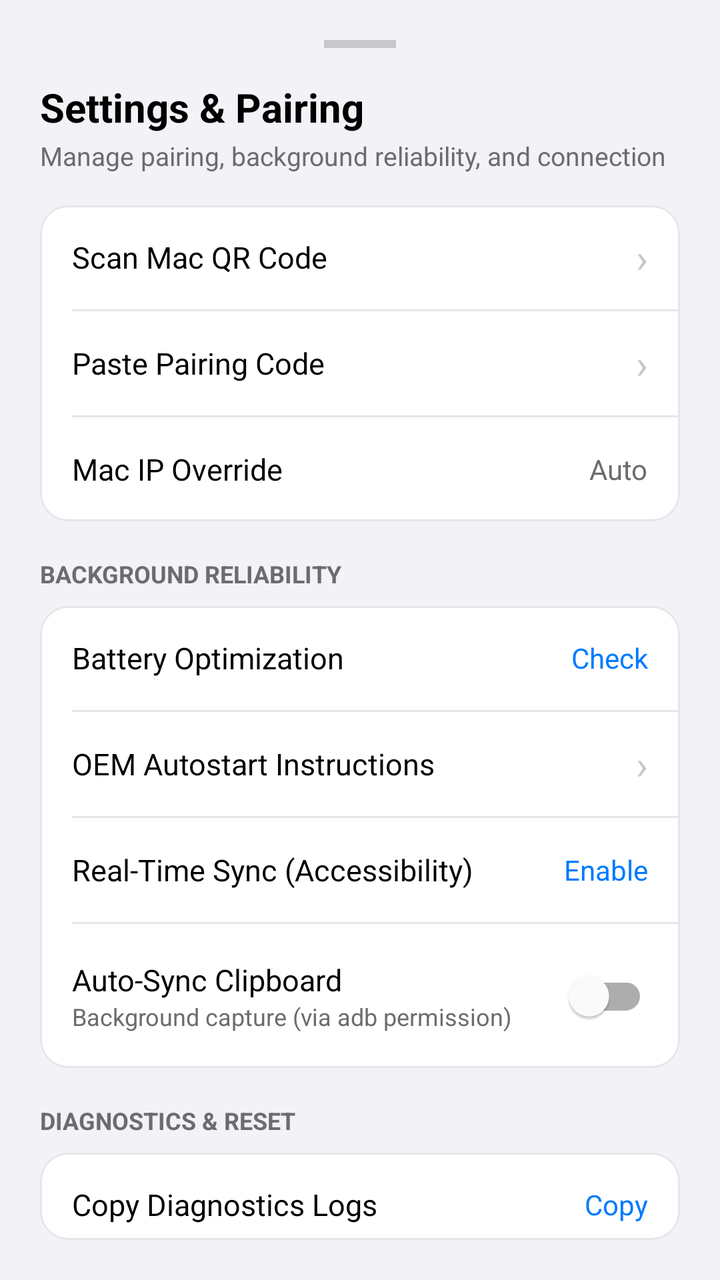
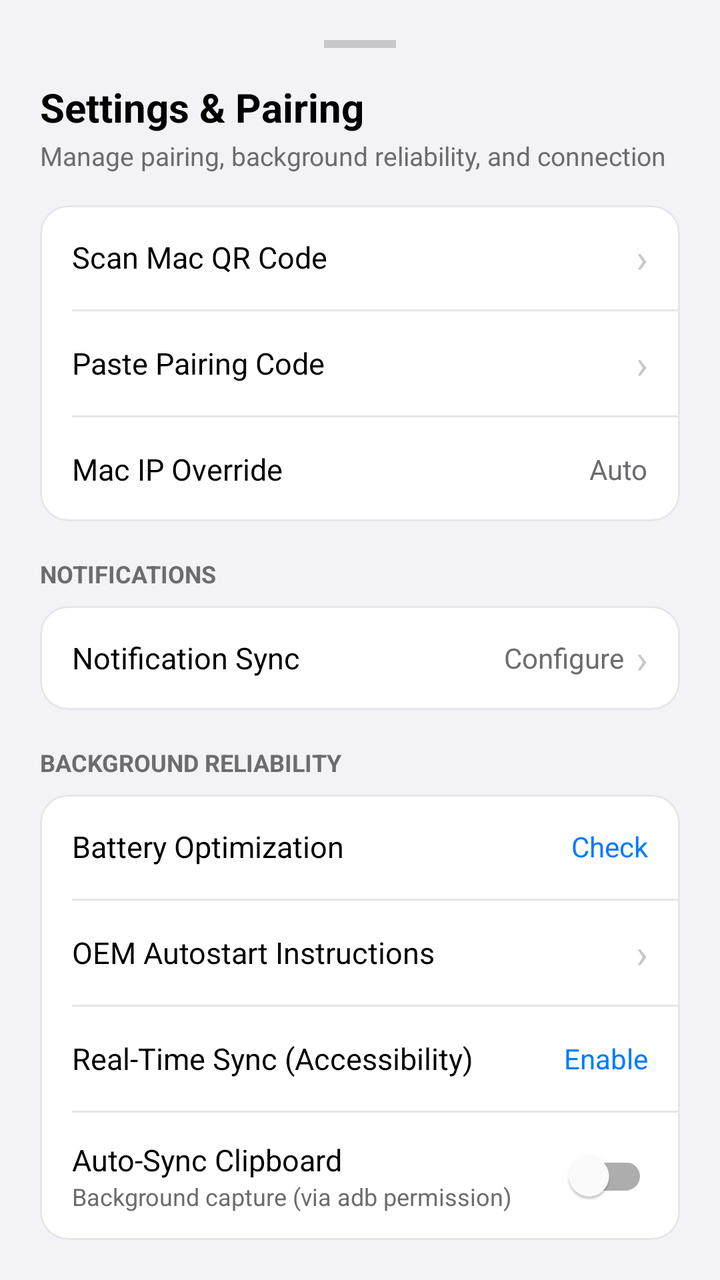

The first picture is an Android layout as it rendered before a commit; the second is the same layout after the commit. The layout source and the unified diff follow.
<!-- AndroidManifest.xml: application theme Theme.Bridge -->
<!-- res/layout/bottom_sheet_settings.xml -->
<?xml version="1.0" encoding="utf-8"?>
<LinearLayout xmlns:android="http://schemas.android.com/apk/res/android"
    xmlns:app="http://schemas.android.com/apk/res-auto"
    android:layout_width="match_parent"
    android:layout_height="wrap_content"
    android:background="@color/surface"
    android:orientation="vertical"
    android:padding="20dp">

    
    <View
        android:layout_width="36dp"
        android:layout_height="4dp"
        android:layout_gravity="center_horizontal"
        android:layout_marginBottom="16dp"
        android:background="@color/chevron_color" />

    <TextView
        android:layout_width="wrap_content"
        android:layout_height="wrap_content"
        android:text="Settings &amp; Pairing"
        android:textSize="20sp"
        android:textStyle="bold"
        android:textColor="@color/text_primary" />

    <TextView
        android:layout_width="wrap_content"
        android:layout_height="wrap_content"
        android:layout_marginTop="2dp"
        android:layout_marginBottom="16dp"
        android:text="Manage pairing, background reliability, and connection"
        android:textSize="13sp"
        android:textColor="@color/text_secondary" />

    
    <com.google.android.material.card.MaterialCardView
        android:layout_width="match_parent"
        android:layout_height="wrap_content"
        app:cardBackgroundColor="@color/card_background"
        app:cardCornerRadius="14dp"
        app:cardElevation="0dp"
        app:strokeWidth="1dp"
        app:strokeColor="@color/card_stroke">

        <LinearLayout
            android:layout_width="match_parent"
            android:layout_height="wrap_content"
            android:orientation="vertical">

            <LinearLayout
                android:id="@+id/rowScanQr"
                android:layout_width="match_parent"
                android:layout_height="52dp"
                android:background="?attr/selectableItemBackground"
                android:clickable="true"
                android:focusable="true"
                android:gravity="center_vertical"
                android:paddingHorizontal="16dp">

                <TextView
                    android:layout_width="0dp"
                    android:layout_height="wrap_content"
                    android:layout_weight="1"
                    android:text="Scan Mac QR Code"
                    android:textSize="15sp"
                    android:textColor="@color/text_primary" />

                <TextView
                    android:layout_width="wrap_content"
                    android:layout_height="wrap_content"
                    android:text="›"
                    android:textSize="20sp"
                    android:textColor="@color/chevron_color" />
            </LinearLayout>

            <View
                android:layout_width="match_parent"
                android:layout_height="1dp"
                android:layout_marginStart="16dp"
                android:background="@color/card_stroke" />

            <LinearLayout
                android:id="@+id/rowPastePairing"
                android:layout_width="match_parent"
                android:layout_height="52dp"
                android:background="?attr/selectableItemBackground"
                android:clickable="true"
                android:focusable="true"
                android:gravity="center_vertical"
                android:paddingHorizontal="16dp">

                <TextView
                    android:layout_width="0dp"
                    android:layout_height="wrap_content"
                    android:layout_weight="1"
                    android:text="Paste Pairing Code"
                    android:textSize="15sp"
                    android:textColor="@color/text_primary" />

                <TextView
                    android:layout_width="wrap_content"
                    android:layout_height="wrap_content"
                    android:text="›"
                    android:textSize="20sp"
                    android:textColor="@color/chevron_color" />
            </LinearLayout>

            <View
                android:layout_width="match_parent"
                android:layout_height="1dp"
                android:layout_marginStart="16dp"
                android:background="@color/card_stroke" />

            <LinearLayout
                android:id="@+id/rowManualIp"
                android:layout_width="match_parent"
                android:layout_height="52dp"
                android:background="?attr/selectableItemBackground"
                android:clickable="true"
                android:focusable="true"
                android:gravity="center_vertical"
                android:paddingHorizontal="16dp">

                <TextView
                    android:layout_width="0dp"
                    android:layout_height="wrap_content"
                    android:layout_weight="1"
                    android:text="Mac IP Override"
                    android:textSize="15sp"
                    android:textColor="@color/text_primary" />

                <TextView
                    android:id="@+id/tvCurrentIpSetting"
                    android:layout_width="wrap_content"
                    android:layout_height="wrap_content"
                    android:text="Auto"
                    android:textSize="14sp"
                    android:textColor="@color/text_secondary" />
            </LinearLayout>

        </LinearLayout>
    </com.google.android.material.card.MaterialCardView>

    
    <TextView
        android:layout_width="wrap_content"
        android:layout_height="wrap_content"
        android:layout_marginTop="18dp"
        android:layout_marginBottom="8dp"
        android:text="BACKGROUND RELIABILITY"
        android:textSize="12sp"
        android:textStyle="bold"
        android:textColor="@color/text_secondary" />

    <com.google.android.material.card.MaterialCardView
        android:layout_width="match_parent"
        android:layout_height="wrap_content"
        app:cardBackgroundColor="@color/card_background"
        app:cardCornerRadius="14dp"
        app:cardElevation="0dp"
        app:strokeWidth="1dp"
        app:strokeColor="@color/card_stroke">

        <LinearLayout
            android:layout_width="match_parent"
            android:layout_height="wrap_content"
            android:orientation="vertical">

            <LinearLayout
                android:id="@+id/rowBatteryOpt"
                android:layout_width="match_parent"
                android:layout_height="52dp"
                android:background="?attr/selectableItemBackground"
                android:clickable="true"
                android:focusable="true"
                android:gravity="center_vertical"
                android:paddingHorizontal="16dp">

                <TextView
                    android:layout_width="0dp"
                    android:layout_height="wrap_content"
                    android:layout_weight="1"
                    android:text="Battery Optimization"
                    android:textSize="15sp"
                    android:textColor="@color/text_primary" />

                <TextView
                    android:id="@+id/tvBatteryOptStatus"
                    android:layout_width="wrap_content"
                    android:layout_height="wrap_content"
                    android:text="Check"
                    android:textSize="14sp"
                    android:textColor="@color/accent" />
            </LinearLayout>

            <View
                android:layout_width="match_parent"
                android:layout_height="1dp"
                android:layout_marginStart="16dp"
                android:background="@color/card_stroke" />

            <LinearLayout
                android:id="@+id/rowAutostart"
                android:layout_width="match_parent"
                android:layout_height="52dp"
                android:background="?attr/selectableItemBackground"
                android:clickable="true"
                android:focusable="true"
                android:gravity="center_vertical"
                android:paddingHorizontal="16dp">

                <TextView
                    android:layout_width="0dp"
                    android:layout_height="wrap_content"
                    android:layout_weight="1"
                    android:text="OEM Autostart Instructions"
                    android:textSize="15sp"
                    android:textColor="@color/text_primary" />

                <TextView
                    android:layout_width="wrap_content"
                    android:layout_height="wrap_content"
                    android:text="›"
                    android:textSize="20sp"
                    android:textColor="@color/chevron_color" />
            </LinearLayout>

            <View
                android:layout_width="match_parent"
                android:layout_height="1dp"
                android:layout_marginStart="16dp"
                android:background="@color/card_stroke" />

            <LinearLayout
                android:id="@+id/rowAccessibilityService"
                android:layout_width="match_parent"
                android:layout_height="52dp"
                android:background="?attr/selectableItemBackground"
                android:clickable="true"
                android:focusable="true"
                android:gravity="center_vertical"
                android:paddingHorizontal="16dp">

                <TextView
                    android:layout_width="0dp"
                    android:layout_height="wrap_content"
                    android:layout_weight="1"
                    android:text="Real-Time Sync (Accessibility)"
                    android:textSize="15sp"
                    android:textColor="@color/text_primary" />

                <TextView
                    android:id="@+id/tvAccessibilityStatus"
                    android:layout_width="wrap_content"
                    android:layout_height="wrap_content"
                    android:text="Enable"
                    android:textSize="14sp"
                    android:textColor="@color/accent" />
            </LinearLayout>

            <View
                android:layout_width="match_parent"
                android:layout_height="1dp"
                android:layout_marginStart="16dp"
                android:background="@color/card_stroke" />

            <LinearLayout
                android:layout_width="match_parent"
                android:layout_height="wrap_content"
                android:gravity="center_vertical"
                android:paddingHorizontal="16dp"
                android:paddingVertical="12dp">

                <LinearLayout
                    android:layout_width="0dp"
                    android:layout_height="wrap_content"
                    android:layout_weight="1"
                    android:orientation="vertical">

                    <TextView
                        android:layout_width="wrap_content"
                        android:layout_height="wrap_content"
                        android:text="Auto-Sync Clipboard"
                        android:textSize="15sp"
                        android:textColor="@color/text_primary" />

                    <TextView
                        android:layout_width="wrap_content"
                        android:layout_height="wrap_content"
                        android:text="Background capture (via adb permission)"
                        android:textSize="12sp"
                        android:textColor="@color/text_secondary" />
                </LinearLayout>

                <com.google.android.material.switchmaterial.SwitchMaterial
                    android:id="@+id/switchAutoModeSheet"
                    android:layout_width="wrap_content"
                    android:layout_height="wrap_content" />
            </LinearLayout>

        </LinearLayout>
    </com.google.android.material.card.MaterialCardView>

    
    <TextView
        android:layout_width="wrap_content"
        android:layout_height="wrap_content"
        android:layout_marginTop="18dp"
        android:layout_marginBottom="8dp"
        android:text="DIAGNOSTICS &amp; RESET"
        android:textSize="12sp"
        android:textStyle="bold"
        android:textColor="@color/text_secondary" />

    <com.google.android.material.card.MaterialCardView
        android:layout_width="match_parent"
        android:layout_height="wrap_content"
        app:cardBackgroundColor="@color/card_background"
        app:cardCornerRadius="14dp"
        app:cardElevation="0dp"
        app:strokeWidth="1dp"
        app:strokeColor="@color/card_stroke">

        <LinearLayout
            android:layout_width="match_parent"
            android:layout_height="wrap_content"
            android:orientation="vertical">

            <LinearLayout
                android:id="@+id/rowCopyLogs"
                android:layout_width="match_parent"
                android:layout_height="52dp"
                android:background="?attr/selectableItemBackground"
                android:clickable="true"
                android:focusable="true"
                android:gravity="center_vertical"
                android:paddingHorizontal="16dp">

                <TextView
                    android:layout_width="0dp"
                    android:layout_height="wrap_content"
                    android:layout_weight="1"
                    android:text="Copy Diagnostics Logs"
                    android:textSize="15sp"
                    android:textColor="@color/text_primary" />

                <TextView
                    android:layout_width="wrap_content"
                    android:layout_height="wrap_content"
                    android:text="Copy"
                    android:textSize="14sp"
                    android:textColor="@color/accent" />
            </LinearLayout>

            <View
                android:layout_width="match_parent"
                android:layout_height="1dp"
                android:layout_marginStart="16dp"
                android:background="@color/card_stroke" />

            <LinearLayout
                android:id="@+id/rowUnpair"
                android:layout_width="match_parent"
                android:layout_height="52dp"
                android:background="?attr/selectableItemBackground"
                android:clickable="true"
                android:focusable="true"
                android:gravity="center_vertical"
                android:paddingHorizontal="16dp">

                <TextView
                    android:layout_width="0dp"
                    android:layout_height="wrap_content"
                    android:layout_weight="1"
                    android:text="Unpair Mac"
                    android:textSize="15sp"
                    android:textColor="@color/status_red" />
            </LinearLayout>

        </LinearLayout>
    </com.google.android.material.card.MaterialCardView>

    <Space
        android:layout_width="match_parent"
        android:layout_height="24dp" />

</LinearLayout>
<!-- resources referenced by this layout -->
<resources>
  <color name="accent">#007AFF</color>
  <color name="card_background">#FFFFFF</color>
  <color name="card_stroke">#E5E5EA</color>
  <color name="chevron_color">#C7C7CC</color>
  <color name="status_red">#FF3B30</color>
  <color name="surface">#F2F2F7</color>
  <color name="text_primary">#000000</color>
  <color name="text_secondary">#6C6C70</color>
  <style name="Theme.Bridge" parent="Theme.MaterialComponents.DayNight.NoActionBar">
          <item name="colorPrimary">@color/primary</item>
          <item name="colorPrimaryDark">@color/primary_dark</item>
          <item name="colorAccent">@color/accent</item>
          <item name="android:statusBarColor">@color/surface</item>
          <item name="android:windowLightStatusBar">true</item>
      </style>
  <color name="primary">#007AFF</color>
  <color name="primary_dark">#0051A8</color>
</resources>

<!-- the commit's change to res/layout/bottom_sheet_settings.xml (unified diff, before → after) -->
@@ -147,6 +147,62 @@
         android:layout_height="wrap_content"
         android:layout_marginTop="18dp"
         android:layout_marginBottom="8dp"
+        android:text="NOTIFICATIONS"
+        android:textSize="12sp"
+        android:textStyle="bold"
+        android:textColor="@color/text_secondary" />
+
+    <com.google.android.material.card.MaterialCardView
+        android:layout_width="match_parent"
+        android:layout_height="wrap_content"
+        app:cardBackgroundColor="@color/card_background"
+        app:cardCornerRadius="14dp"
+        app:cardElevation="0dp"
+        app:strokeWidth="1dp"
+        app:strokeColor="@color/card_stroke">
+
+        <LinearLayout
+            android:id="@+id/rowNotificationsSettings"
+            android:layout_width="match_parent"
+            android:layout_height="52dp"
+            android:background="?attr/selectableItemBackground"
+            android:clickable="true"
+            android:focusable="true"
+            android:gravity="center_vertical"
+            android:paddingHorizontal="16dp">
+
+            <TextView
+                android:layout_width="0dp"
+                android:layout_height="wrap_content"
+                android:layout_weight="1"
+                android:text="Notification Sync"
+                android:textSize="15sp"
+                android:textColor="@color/text_primary" />
+
+            <TextView
+                android:id="@+id/tvNotificationStatusSheet"
+                android:layout_width="wrap_content"
+                android:layout_height="wrap_content"
+                android:layout_marginEnd="6dp"
+                android:text="Configure"
+                android:textSize="14sp"
+                android:textColor="@color/text_secondary" />
+
+            <TextView
+                android:layout_width="wrap_content"
+                android:layout_height="wrap_content"
+                android:text="›"
+                android:textSize="20sp"
+                android:textColor="@color/chevron_color" />
+        </LinearLayout>
+    </com.google.android.material.card.MaterialCardView>
+
+    
+    <TextView
+        android:layout_width="wrap_content"
+        android:layout_height="wrap_content"
+        android:layout_marginTop="18dp"
+        android:layout_marginBottom="8dp"
         android:text="BACKGROUND RELIABILITY"
         android:textSize="12sp"
         android:textStyle="bold"
